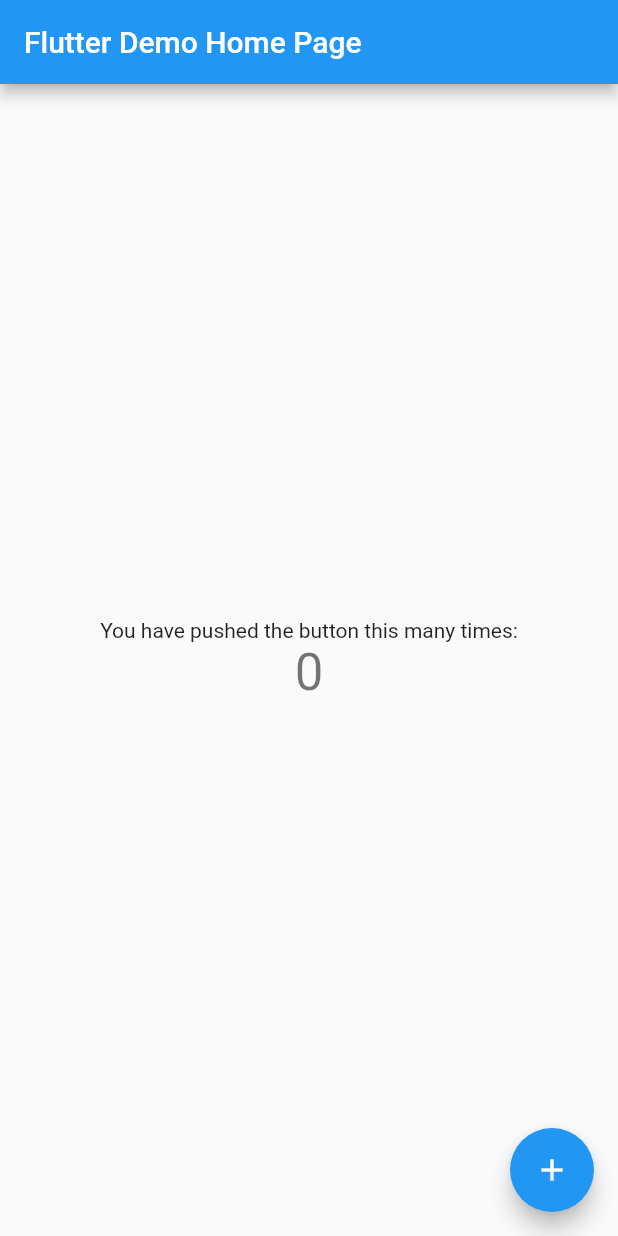
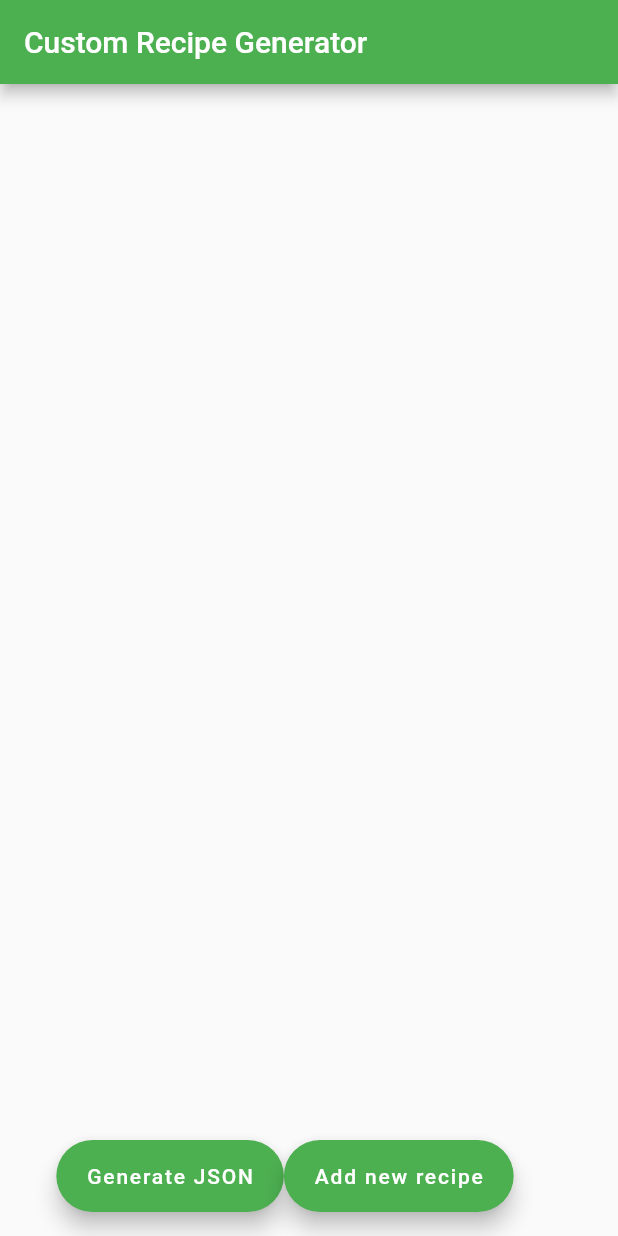
Before and after one commit to colonslash/minecraft_recipe_generator, a Flutter app: the screen it shows after launch, on a phone screen of 412 x 824 dp. Run offline on Flutter 3.47's test engine with Material 2 defaults, Android fonts, the phone set to English and light mode, and no system bars; our stand-ins replace fluro.

Commit message:
initial ui

```diff
--- a/lib/main.dart
+++ b/lib/main.dart
@@ -1,111 +1,12 @@
 import 'package:flutter/material.dart';
-
-void main() => runApp(MyApp());
-
-class MyApp extends StatelessWidget {
-  // This widget is the root of your application.
-  @override
-  Widget build(BuildContext context) {
-    return MaterialApp(
-      title: 'Flutter Demo',
-      theme: ThemeData(
-        // This is the theme of your application.
-        //
-        // Try running your application with "flutter run". You'll see the
-        // application has a blue toolbar. Then, without quitting the app, try
-        // changing the primarySwatch below to Colors.green and then invoke
-        // "hot reload" (press "r" in the console where you ran "flutter run",
-        // or simply save your changes to "hot reload" in a Flutter IDE).
-        // Notice that the counter didn't reset back to zero; the application
-        // is not restarted.
-        primarySwatch: Colors.blue,
-      ),
-      home: MyHomePage(title: 'Flutter Demo Home Page'),
-    );
-  }
+import 'package:minecraft_app/pages/home_page.dart';
+import 'package:fluro/fluro.dart';
+void main() {
+  final router = Router();
+  runApp(new MaterialApp(
+    home: new HomePage(),
+    title: "Minecraft App",
+    debugShowCheckedModeBanner: false,
+    color: Colors.green,
+  ));
 }
-
-class MyHomePage extends StatefulWidget {
-  MyHomePage({Key key, this.title}) : super(key: key);
-
-  // This widget is the home page of your application. It is stateful, meaning
-  // that it has a State object (defined below) that contains fields that affect
-  // how it looks.
-
-  // This class is the configuration for the state. It holds the values (in this
-  // case the title) provided by the parent (in this case the App widget) and
-  // used by the build method of the State. Fields in a Widget subclass are
-  // always marked "final".
-
-  final String title;
-
-  @override
-  _MyHomePageState createState() => _MyHomePageState();
-}
-
-class _MyHomePageState extends State<MyHomePage> {
-  int _counter = 0;
-
-  void _incrementCounter() {
-    setState(() {
-      // This call to setState tells the Flutter framework that something has
-      // changed in this State, which causes it to rerun the build method below
-      // so that the display can reflect the updated values. If we changed
-      // _counter without calling setState(), then the build method would not be
-      // called again, and so nothing would appear to happen.
-      _counter++;
-    });
-  }
-
-  @override
-  Widget build(BuildContext context) {
-    // This method is rerun every time setState is called, for instance as done
-    // by the _incrementCounter method above.
-    //
-    // The Flutter framework has been optimized to make rerunning build methods
-    // fast, so that you can just rebuild anything that needs updating rather
-    // than having to individually change instances of widgets.
-    return Scaffold(
-      appBar: AppBar(
-        // Here we take the value from the MyHomePage object that was created by
-        // the App.build method, and use it to set our appbar title.
-        title: Text(widget.title),
-      ),
-      body: Center(
-        // Center is a layout widget. It takes a single child and positions it
-        // in the middle of the parent.
-        child: Column(
-          // Column is also a layout widget. It takes a list of children and
-          // arranges them vertically. By default, it sizes itself to fit its
-          // children horizontally, and tries to be as tall as its parent.
-          //
-          // Invoke "debug painting" (press "p" in the console, choose the
-          // "Toggle Debug Paint" action from the Flutter Inspector in Android
-          // Studio, or the "Toggle Debug Paint" command in Visual Studio Code)
-          // to see the wireframe for each widget.
-          //
-          // Column has various properties to control how it sizes itself and
-          // how it positions its children. Here we use mainAxisAlignment to
-          // center the children vertically; the main axis here is the vertical
-          // axis because Columns are vertical (the cross axis would be
-          // horizontal).
-          mainAxisAlignment: MainAxisAlignment.center,
-          children: <Widget>[
-            Text(
-              'You have pushed the button this many times:',
-            ),
-            Text(
-              '$_counter',
-              style: Theme.of(context).textTheme.headline4,
-            ),
-          ],
-        ),
-      ),
-      floatingActionButton: FloatingActionButton(
-        onPressed: _incrementCounter,
-        tooltip: 'Increment',
-        child: Icon(Icons.add),
-      ), // This trailing comma makes auto-formatting nicer for build methods.
-    );
-  }
-}
--- /dev/null
+++ b/lib/pages/home_page.dart
@@ -0,0 +1,41 @@
+import 'package:flutter/material.dart';
+import 'package:minecraft_app/pages/recipe_page.dart';
+
+class HomePage extends StatefulWidget {
+  @override
+  _HomePageState createState() => _HomePageState();
+}
+
+class _HomePageState extends State<HomePage> {
+  @override
+  Widget build(BuildContext context) {
+    return Scaffold(
+      appBar: AppBar(
+        title: Text('Custom Recipe Generator'),
+        backgroundColor: Colors.green,
+      ),
+      floatingActionButton: Row(
+        mainAxisAlignment: MainAxisAlignment.center,
+        children: <Widget>[
+          FloatingActionButton.extended(
+              label: Text("Generate JSON"),
+              backgroundColor: Colors.green,
+              // TODO add route
+              //onPressed: ,
+            ),
+          FloatingActionButton.extended(
+            label: Text("Add new recipe"),
+            backgroundColor: Colors.green,
+            onPressed: (){
+              Navigator.push(
+              context,
+              MaterialPageRoute(builder: (context) => RecipePage()),
+              );
+            }
+            ),
+
+        ],
+      )
+      );
+  }
+}
--- a/pubspec.yaml
+++ b/pubspec.yaml
@@ -20,9 +20,11 @@ dependencies:
   flutter:
     sdk: flutter
 
+
   # The following adds the Cupertino Icons font to your application.
   # Use with the CupertinoIcons class for iOS style icons.
   cupertino_icons: ^0.1.2
+  fluro: ^1.5.1
 
 dev_dependencies:
   flutter_test:
```
Also changed, not shown: lib/pages/recipe_page.dart (added, +19 -0 lines), pubspec.lock, 1 other file.
